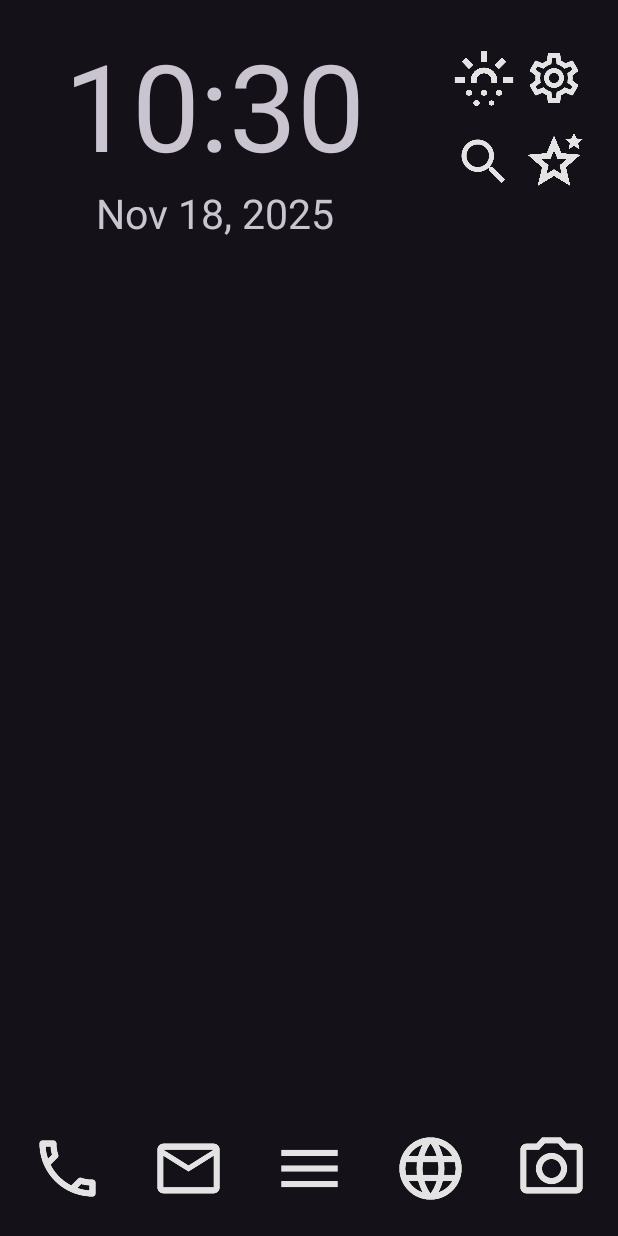
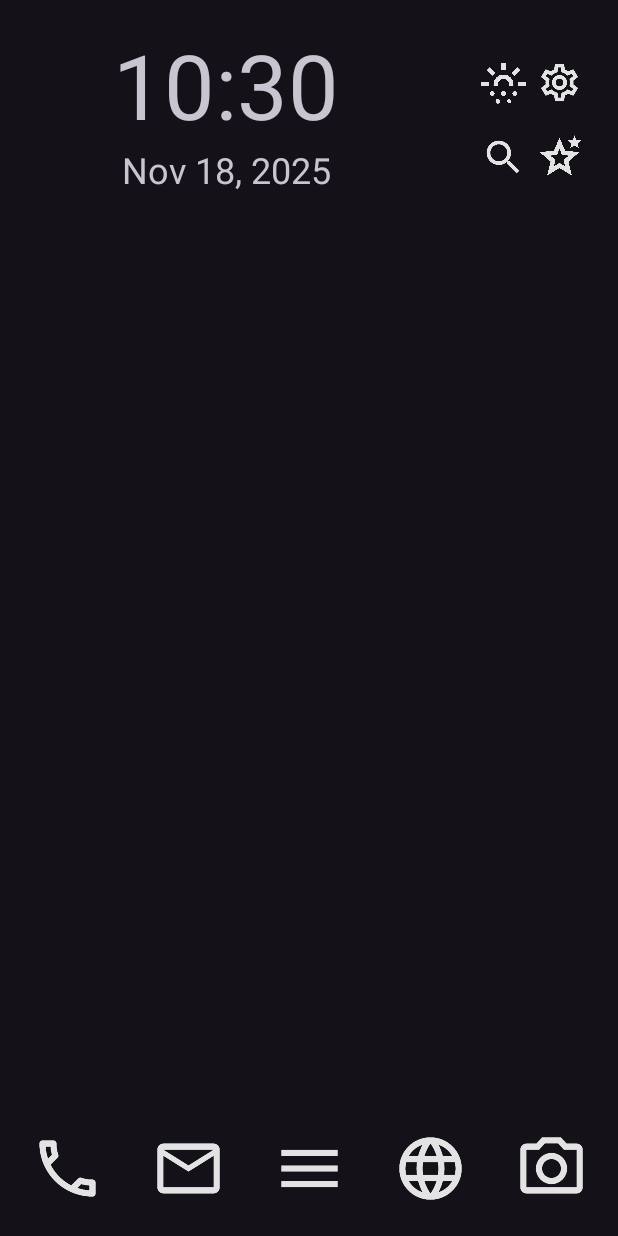
Before and after one commit to pphome2/TxTLauncher, an Android app: the screen it shows after launch (MainActivity), on a phone screen of 412 x 824 dp. Run offline under Robolectric (Android 15) with nearby library versions, the phone set to English and light mode, and no system bars; 8 statements that could not run were skipped.

Commit message:
20251118

```diff
--- a/TxTLauncher/app/src/main/java/com/wswdteam/txtlauncher/FavoritesActivity.java
+++ b/TxTLauncher/app/src/main/java/com/wswdteam/txtlauncher/FavoritesActivity.java
@@ -56,7 +56,7 @@ public class FavoritesActivity extends AppCompatActivity {
         tv.setTextSize(TypedValue.COMPLEX_UNIT_PX, MainActivity.defaultFontSize + defaultPlusFontSizeTitle);
         @SuppressLint("UseCompatLoadingForDrawables") Drawable appI = getDrawable(R.drawable.arrow_back);
         if (appI != null) {
-            int ts = (int) tv.getTextSize();
+            int ts = (int) defaultFontSize + (int) defaultPlusFontSizeTitle;
             appI.setBounds(0, 0, ts, ts);
             tv.setCompoundDrawables(appI, null, null, null);
             tv.setGravity(Gravity.CENTER_VERTICAL);
--- a/TxTLauncher/app/src/main/java/com/wswdteam/txtlauncher/HelpActivity.java
+++ b/TxTLauncher/app/src/main/java/com/wswdteam/txtlauncher/HelpActivity.java
@@ -4,6 +4,7 @@ import static android.view.WindowManager.LayoutParams.SOFT_INPUT_ADJUST_PAN;
 import static com.wswdteam.txtlauncher.MainActivity.TXT_APP_NAME;
 import static com.wswdteam.txtlauncher.MainActivity.TXT_VERSION;
 import static com.wswdteam.txtlauncher.MainActivity.TXT_WEB_PAGE;
+import static com.wswdteam.txtlauncher.MainActivity.defaultFontSize;
 import static com.wswdteam.txtlauncher.MainActivity.defaultPlusFontSizeTitle;
 import static com.wswdteam.txtlauncher.MainActivity.lineSeparator;
 
@@ -42,9 +43,9 @@ public class HelpActivity extends AppCompatActivity {
 
         TextView tv = findViewById(R.id.helpViewTitle);
         tv.setTextSize(TypedValue.COMPLEX_UNIT_PX, MainActivity.defaultFontSize + defaultPlusFontSizeTitle);
-        int ts = (int) tv.getTextSize();
         @SuppressLint("UseCompatLoadingForDrawables") Drawable appI = getDrawable(R.drawable.arrow_back);
         if (appI != null) {
+            int ts = (int) defaultFontSize + (int) defaultPlusFontSizeTitle;
             appI.setBounds(0, 0, ts, ts);
             tv.setCompoundDrawables(appI, null, null, null);
             tv.setGravity(Gravity.CENTER_VERTICAL);
--- a/TxTLauncher/app/src/main/java/com/wswdteam/txtlauncher/MainActivity.java
+++ b/TxTLauncher/app/src/main/java/com/wswdteam/txtlauncher/MainActivity.java
@@ -127,8 +127,8 @@ public class MainActivity extends AppCompatActivity {
     public int screenWidth;
     public static long packageUpdateTime;
     public static float defaultFontSize = 0;
-    public static float defaultPlusFontSize = 20;
-    public static float defaultPlusFontSizeTitle = 20;
+    public static float defaultPlusFontSize = 10;
+    public static float defaultPlusFontSizeTitle = 15;
     public static int defaultBackGroundColor = 0;
     public static int defaultSelectColor = 0;
     public static int defaultTextColor = 0;
@@ -156,15 +156,18 @@ public class MainActivity extends AppCompatActivity {
 
         TextView tv = findViewById(R.id.mainTitle);
         defaultFontSize = tv.getTextSize();
-        //float scaledDensity = configuration.fontScale;
+        // float scaledDensity = configuration.fontScale;
         // @float defaultTextSize = 14f;
-        //defaultPlusFontSize = (defaultFontSize * scaledDensity) - defaultFontSize + defaultPlusFontSize;
-        //defaultPlusFontSizeTitle = (defaultFontSize * scaledDensity) - defaultFontSize + defaultPlusFontSizeTitle;
+        // számítás
+        // defaultPlusFontSize = (defaultFontSize * scaledDensity) - defaultFontSize + defaultPlusFontSize;
+        // defaultPlusFontSizeTitle = (defaultFontSize * scaledDensity) - defaultFontSize + defaultPlusFontSizeTitle;
 
-        tv = findViewById(R.id.digitalClock);
-        tv.setTextSize(TypedValue.COMPLEX_UNIT_PX,defaultFontSize + (5 * defaultPlusFontSize));
-        tv = findViewById(R.id.digitalDate);
-        tv.setTextSize(TypedValue.COMPLEX_UNIT_PX, defaultFontSize + (1 * defaultPlusFontSize));
+        // tv = findViewById(R.id.digitalClock);
+        // tv.setTextSize(tv.getTextSize());
+        // tv.setTextSize(TypedValue.COMPLEX_UNIT_PX,defaultFontSize + (5 * defaultPlusFontSize));
+        // tv = findViewById(R.id.digitalDate);
+        // tv.setTextSize(tv.getTextSize());
+        // tv.setTextSize(TypedValue.COMPLEX_UNIT_PX, defaultFontSize + (1 * defaultPlusFontSize));
 
         int currentNightMode = configuration.uiMode & Configuration.UI_MODE_NIGHT_MASK;
         isDarkMode = currentNightMode == Configuration.UI_MODE_NIGHT_YES;
@@ -1057,21 +1060,6 @@ public class MainActivity extends AppCompatActivity {
 
 
     //
-    // Térkép mutatása
-    //
-    public void openMap(View view) {
-        try {
-            //Uri gmmIntentUri = Uri.parse("geo:0,0?q=restaurants");
-            Uri mapUri = Uri.parse("geo:0,0");
-            Intent mapIntent = new Intent(Intent.ACTION_VIEW, mapUri);
-            startActivity(mapIntent);
-        } catch (Exception e) {
-            systemMessage(getString(R.string.error_startapp));
-        }
-    }
-
-
-    //
     // AI mutatása
     //
     public void openAI(View view) {
--- a/TxTLauncher/app/src/main/java/com/wswdteam/txtlauncher/SettingsActivity.java
+++ b/TxTLauncher/app/src/main/java/com/wswdteam/txtlauncher/SettingsActivity.java
@@ -7,6 +7,7 @@ import static com.wswdteam.txtlauncher.MainActivity.SETTINGS_SYS_ICON_TAG;
 import static com.wswdteam.txtlauncher.MainActivity.SETTINGS_URL_PRIVATEAI_TAG;
 import static com.wswdteam.txtlauncher.MainActivity.SETTINGS_URL_SEARCH_TAG;
 import static com.wswdteam.txtlauncher.MainActivity.backgroundImageOrig;
+import static com.wswdteam.txtlauncher.MainActivity.defaultFontSize;
 import static com.wswdteam.txtlauncher.MainActivity.defaultPlusFontSizeTitle;
 import static com.wswdteam.txtlauncher.MainActivity.packageUpdateTime;
 import static com.wswdteam.txtlauncher.MainActivity.privateAIUrlOrig;
@@ -53,9 +54,9 @@ public class SettingsActivity extends AppCompatActivity {
 
         TextView tv = findViewById(R.id.settingsViewTitle);
         tv.setTextSize(TypedValue.COMPLEX_UNIT_PX, MainActivity.defaultFontSize + defaultPlusFontSizeTitle);
-        int ts = (int) tv.getTextSize();
         @SuppressLint("UseCompatLoadingForDrawables") Drawable appI = getDrawable(R.drawable.arrow_back);
         if (appI != null) {
+            int ts = (int) defaultFontSize + (int) defaultPlusFontSizeTitle;
             appI.setBounds(0, 0, ts, ts);
             tv.setCompoundDrawables(appI, null, null, null);
             tv.setGravity(Gravity.CENTER_VERTICAL);
--- a/TxTLauncher/app/src/main/res/layout/activity_main.xml
+++ b/TxTLauncher/app/src/main/res/layout/activity_main.xml
@@ -46,7 +46,7 @@
             android:gravity="start"
             android:paddingStart="0dp"
             android:paddingEnd="20dp"
-            android:layout_weight="4"
+            android:layout_weight="8"
             tools:ignore="MissingConstraints">
 
             <TextView
@@ -78,14 +78,14 @@
             android:orientation="vertical"
             android:gravity="end"
             android:layout_weight="1"
-            android:paddingTop="16dp"
+            android:paddingTop="24dp"
             android:paddingBottom="5dp"
             tools:ignore="MissingConstraints">
 
             <ImageView
                 android:id="@+id/weatherButton"
-                android:layout_width="40dp"
-                android:layout_height="40dp"
+                android:layout_width="30dp"
+                android:layout_height="30dp"
                 android:layout_marginTop="0dp"
                 android:layout_marginEnd="0dp"
                 android:background="@android:color/transparent"
@@ -97,9 +97,9 @@
 
             <ImageView
                 android:id="@+id/searchButton"
-                android:layout_width="40dp"
-                android:layout_height="40dp"
-                android:layout_marginTop="16dp"
+                android:layout_width="30dp"
+                android:layout_height="30dp"
+                android:layout_marginTop="20dp"
                 android:layout_marginEnd="0dp"
                 android:background="@android:color/transparent"
                 android:contentDescription="@string/button_search"
@@ -116,14 +116,14 @@
             android:orientation="vertical"
             android:layout_weight="1"
             android:gravity="center"
-            android:paddingTop="16dp"
+            android:paddingTop="24dp"
             android:paddingBottom="5dp"
-            tools:ignore="MissingConstraints">
+            tools:ignore="MissingConstraints,RtlSymmetry">
 
             <ImageView
                 android:id="@+id/settingsButton"
-                android:layout_width="40dp"
-                android:layout_height="40dp"
+                android:layout_width="30dp"
+                android:layout_height="30dp"
                 android:layout_marginTop="0dp"
                 android:layout_marginEnd="0dp"
                 android:background="@android:color/transparent"
@@ -135,9 +135,9 @@
 
             <ImageView
                 android:id="@+id/mapButton"
-                android:layout_width="40dp"
-                android:layout_height="40dp"
-                android:layout_marginTop="16dp"
+                android:layout_width="30dp"
+                android:layout_height="30dp"
+                android:layout_marginTop="20dp"
                 android:layout_marginEnd="0dp"
                 android:background="@android:color/transparent"
                 android:contentDescription="@string/button_aiapp"
```
Also changed, not shown: TxTLauncher/app/src/main/java/com/wswdteam/txtlauncher/AddAppActivity.java (+15 -4 lines), TxTLauncher/app/src/main/java/com/wswdteam/txtlauncher/AppListActivity.java (+5 -3 lines), TxTLauncher/app/src/main/java/com/wswdteam/txtlauncher/FavoritesAddAppActivity.java (+14 -2 lines), TxTLauncher/app/src/main/java/com/wswdteam/txtlauncher/WidgetActivity.java (+12 -2 lines), TxTLauncher/app/src/main/res/layout/activity_add_app.xml (+17 -4 lines), TxTLauncher/app/src/main/res/layout/activity_favorites_addapp.xml (+13 -0 lines).
